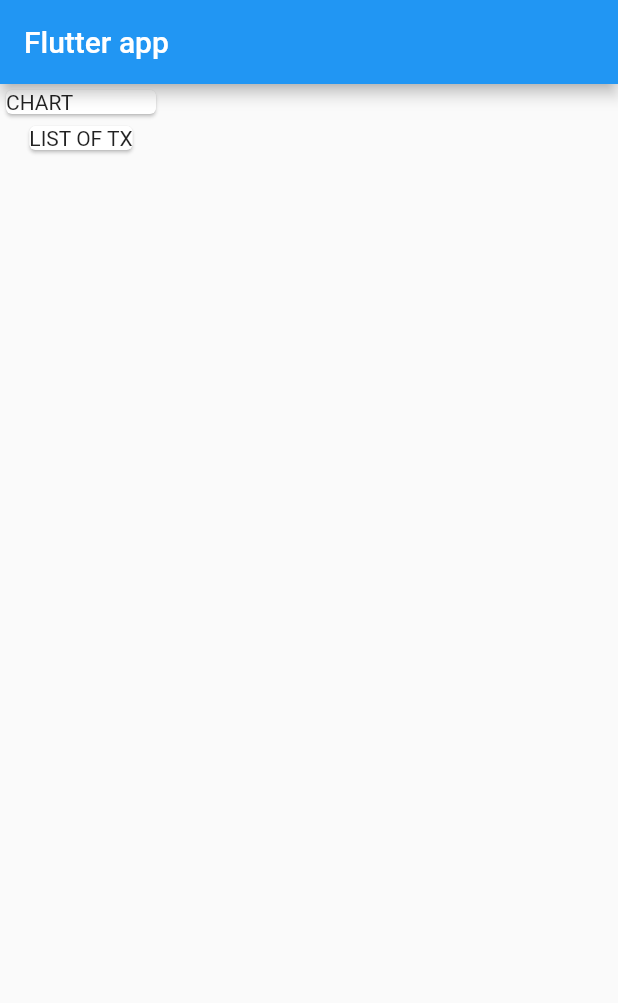
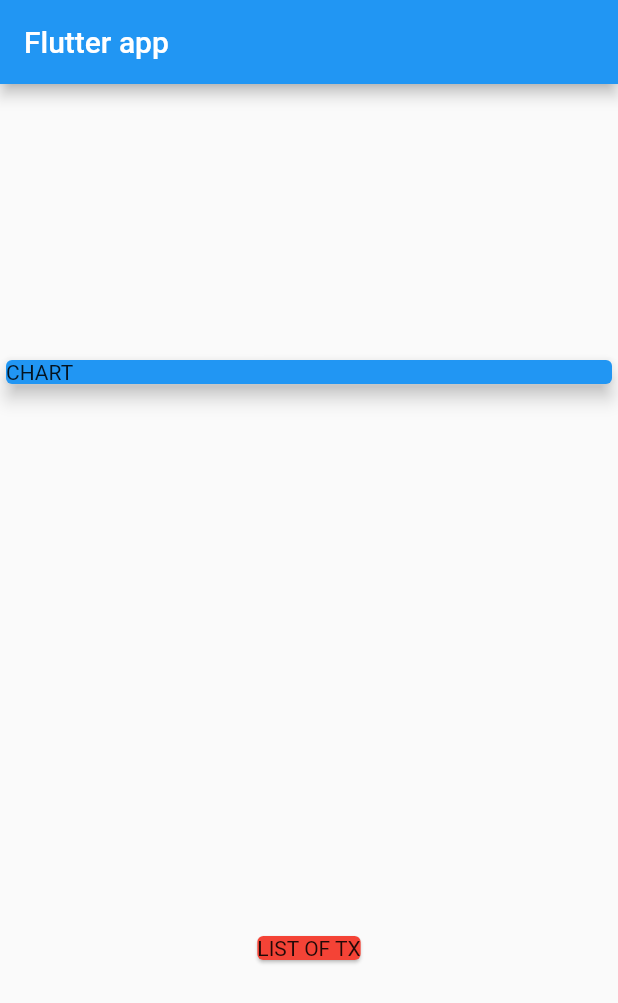
Before and after one commit to OGustavo-Silva/flutter_expense_planner, a Flutter app: the screen it shows after launch, on a phone screen of 412 x 824 dp. Shown: the top 1003 px of the screen. Run offline on Flutter 3.47's test engine with Material 2 defaults, Android fonts, the phone set to English and light mode, and no system bars.

```diff
--- a/lib/main.dart
+++ b/lib/main.dart
@@ -1,3 +1,4 @@
+import 'package:expense_planner/transaction.dart';
 import 'package:flutter/material.dart';
 
 void main() {
@@ -15,6 +16,15 @@ class MyApp extends StatelessWidget {
 }
 
 class MyHomePage extends StatelessWidget {
+  final List<Transaction> transactions = [
+    Transaction(
+      id: 't1',
+      title: 'New Shoes',
+      amount: 69.99,
+      date: DateTime.now(),
+    ),
+  ];
+
   @override
   Widget build(BuildContext context) {
     return Scaffold(
@@ -22,14 +32,19 @@ class MyHomePage extends StatelessWidget {
         title: Text("Flutter app"),
       ),
       body: Column(
+        mainAxisAlignment: MainAxisAlignment.spaceAround,
+        crossAxisAlignment: CrossAxisAlignment.center,
         children: <Widget>[
-          Card(
-            child: Container(
-              width: 100,
+          Container(
+            width: double.infinity,
+            child: Card(
+              color: Colors.blue,
               child: Text("CHART"),
+              elevation: 5,
             ),
           ),
           Card(
+            color: Colors.red,
             child: Text("LIST OF TX"),
           ),
         ],
--- /dev/null
+++ b/lib/transaction.dart
@@ -0,0 +1,12 @@
+class Transaction {
+  final String id;
+  final String title;
+  final double amount;
+  final DateTime date;
+
+  Transaction(
+      {required this.id,
+      required this.title,
+      required this.amount,
+      required this.date});
+}
```
